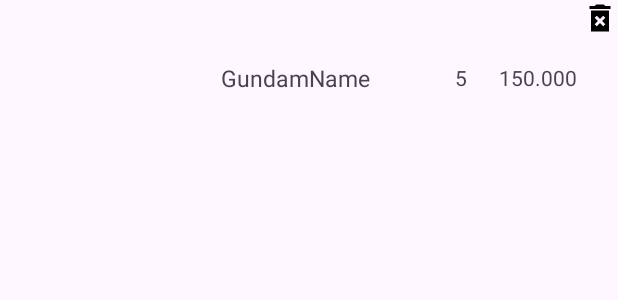
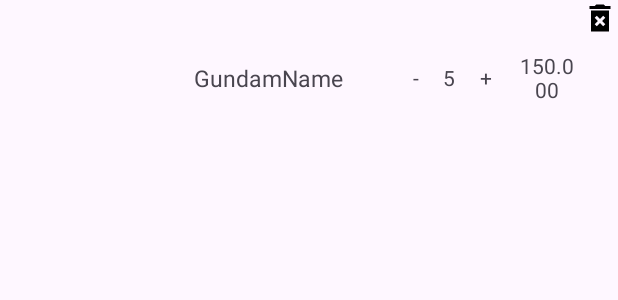
Before and after one commit to Nadariano/ProjectPRM, an Android app: the layout cart_item.xml on its own in the app's theme, with its tools: preview values and no code run, on a phone screen of 412 x 824 dp. Shown: the top 300 px of the screen. Run offline under Robolectric (Android 15) with nearby library versions, the phone set to English and light mode, and no system bars.

Commit message:
fix shopping cart v0.2

```diff
--- a/app/src/main/res/layout/cart_item.xml
+++ b/app/src/main/res/layout/cart_item.xml
@@ -27,15 +27,35 @@
         android:text="GundamName"
         android:textSize="15sp" />
 
-    <TextView
-        android:id="@+id/quantity"
-        android:layout_width="15dp"
+    <LinearLayout
+        android:layout_width="wrap_content"
         android:layout_height="match_parent"
+        android:orientation="horizontal"
         android:layout_gravity="center"
         android:layout_weight="1"
-        android:gravity="center"
-        android:padding="5dp"
-        android:text="5" />
+        android:gravity="center">
+
+        <TextView
+            android:id="@+id/buttonDecrease"
+            android:layout_width="wrap_content"
+            android:layout_height="wrap_content"
+            android:padding="5dp"
+            android:text="-" />
+
+        <TextView
+            android:id="@+id/quantity"
+            android:layout_width="30dp"
+            android:layout_height="wrap_content"
+            android:gravity="center"
+            android:text="5" />
+
+        <TextView
+            android:id="@+id/buttonIncrease"
+            android:layout_width="wrap_content"
+            android:layout_height="wrap_content"
+            android:text="+"
+            android:padding="5dp"/>
+    </LinearLayout>
 
     <TextView
         android:id="@+id/unitPrice"
@@ -46,11 +66,11 @@
         android:gravity="center"
         android:padding="2dp"
         android:text="150.000" />
+
     <ImageButton
         android:id="@+id/buttonDelete"
         android:layout_width="wrap_content"
         android:layout_height="wrap_content"
         android:background="?attr/selectableItemBackgroundBorderless"
-        android:src="@drawable/sharp_delete_forever_24"
-        />
+        android:src="@drawable/sharp_delete_forever_24" />
 </LinearLayout>
```
Also changed, not shown: app/src/main/java/com/example/gundammobile/ui/activity/ShoppingCartActivity.java (+7 -5 lines), app/src/main/java/com/example/gundammobile/ui/activity/ShoppingCartAdapter.java (+61 -4 lines).
